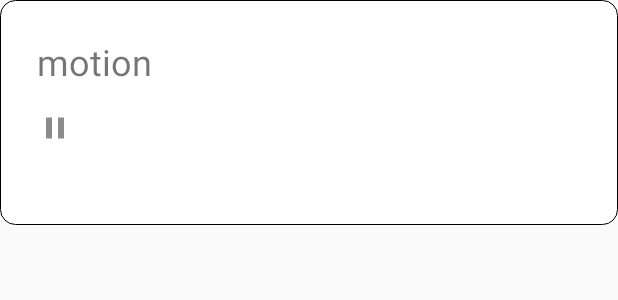
After one commit to JunkFood02/Morii, an Android app: the layout biggerview_notification.xml on its own in the app's theme, with its tools: preview values and no code run, on a phone screen of 412 x 824 dp. The commit adds this screen. Shown: the top 300 px of the screen. Run offline under Robolectric (Android 15) with nearby library versions, the phone set to English and light mode, and no system bars.

Commit message:
add notification for each music when switched to

```diff
--- a/app/src/main/AndroidManifest.xml
+++ b/app/src/main/AndroidManifest.xml
@@ -23,7 +23,7 @@
             <intent-filter>
                 <action android:name="android.intent.action.MAIN" />
 
-                <category android:name="android.intent.category.LAUNCHER" />
+
             </intent-filter>
         </activity>
         <activity
@@ -31,6 +31,7 @@
             android:exported="true">
             <intent-filter>
                 <action android:name="android.intent.action.MAIN" />
+                <category android:name="android.intent.category.LAUNCHER" />
 
             </intent-filter>
         </activity>
--- /dev/null
+++ b/app/src/main/res/drawable/ic_baseline_pause_24.xml
@@ -0,0 +1,5 @@
+<vector android:height="24dp" android:tint="#8D8A8A"
+    android:viewportHeight="24" android:viewportWidth="24"
+    android:width="24dp" xmlns:android="http://schemas.android.com/apk/res/android">
+    <path android:fillColor="@android:color/white" android:pathData="M6,19h4L10,5L6,5v14zM14,5v14h4L18,5h-4z"/>
+</vector>
--- /dev/null
+++ b/app/src/main/res/layout/biggerview_notification.xml
@@ -0,0 +1,28 @@
+<?xml version="1.0" encoding="utf-8"?>
+<LinearLayout xmlns:android="http://schemas.android.com/apk/res/android"
+    xmlns:app="http://schemas.android.com/apk/res-auto"
+    android:layout_width="match_parent"
+    android:layout_height="150dp"
+    xmlns:tools="http://schemas.android.com/tools"
+    android:background="@drawable/square"
+    android:orientation="vertical"
+    app:barrierMargin="8dp">
+
+    <TextView
+        android:id="@+id/textView_notification"
+        android:layout_width="match_parent"
+        android:layout_height="wrap_content"
+        android:layout_marginStart="24dp"
+        android:layout_marginTop="24dp"
+        android:text="motion"
+        android:textSize="24sp" />
+
+    <ImageView
+        android:id="@+id/imageView"
+        android:layout_width="24dp"
+        android:layout_height="24dp"
+        android:layout_marginStart="24dp"
+        android:layout_marginTop="16dp"
+        android:src="@drawable/ic_baseline_pause_24" />
+
+</LinearLayout>
```
Also changed, not shown: app/src/main/java/com/hustunique/musica/music/MusicSelectActivity.java (+9 -2 lines), app/src/main/java/com/hustunique/musica/music/NotificationUtil.java (added, +61 -0 lines), app/src/main/res/layout/activity_music_select.xml (+4 -4 lines).
